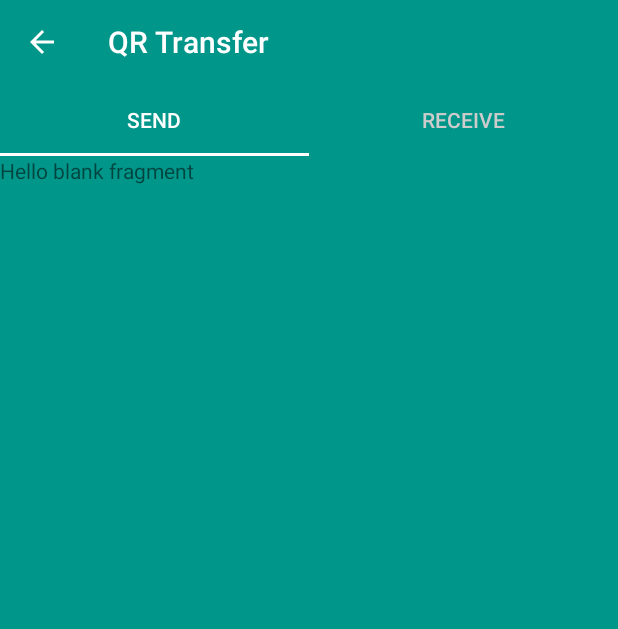
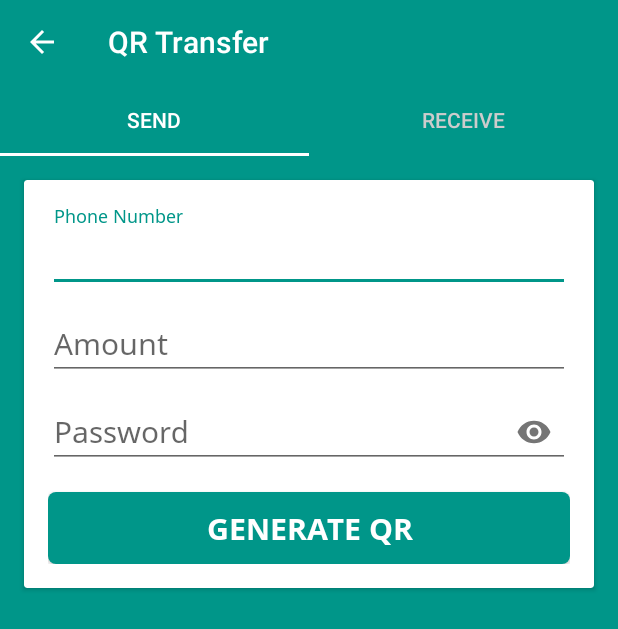
Before and after one commit to mknishad/wallet-android, an Android app: the QrTransferSendFragment screen opened directly, with no data from a screen before it, on a phone screen of 412 x 824 dp. Shown: the top 629 px of the screen. Run offline under Robolectric (Android 15) with nearby library versions, the phone set to English and light mode, and no system bars; our stand-ins replace ButterKnife.

Commit message:
design QrTransferSendFragment

```diff
--- a/app/src/main/res/layout/fragment_qr_transfer_send.xml
+++ b/app/src/main/res/layout/fragment_qr_transfer_send.xml
@@ -1,14 +1,84 @@
 <?xml version="1.0" encoding="utf-8"?>
-<FrameLayout xmlns:android="http://schemas.android.com/apk/res/android"
+<androidx.constraintlayout.widget.ConstraintLayout xmlns:android="http://schemas.android.com/apk/res/android"
+    xmlns:app="http://schemas.android.com/apk/res-auto"
     xmlns:tools="http://schemas.android.com/tools"
     android:layout_width="match_parent"
     android:layout_height="match_parent"
-    tools:context=".ui.fragment.QrTransferSendFragment">
+    android:background="@color/colorPrimary">
 
-    <!-- TODO: Update blank fragment layout -->
-    <TextView
+    <androidx.cardview.widget.CardView
         android:layout_width="match_parent"
-        android:layout_height="match_parent"
-        android:text="@string/hello_blank_fragment" />
+        android:layout_height="wrap_content"
+        android:layout_marginStart="16dp"
+        android:layout_marginTop="16dp"
+        android:layout_marginEnd="16dp"
+        app:layout_constraintEnd_toEndOf="parent"
+        app:layout_constraintStart_toStartOf="parent"
+        app:layout_constraintTop_toTopOf="parent">
 
-</FrameLayout>
+        <LinearLayout
+            android:padding="16dp"
+            android:layout_width="match_parent"
+            android:layout_height="wrap_content"
+            android:orientation="vertical">
+
+            <com.google.android.material.textfield.TextInputLayout
+                android:id="@+id/phoneNumberWrapper"
+                android:layout_width="match_parent"
+                android:layout_height="wrap_content">
+
+                <com.google.android.material.textfield.TextInputEditText
+                    android:inputType="phone"
+                    android:textSize="20sp"
+                    android:fontFamily="@font/noto_sans_regular"
+                    android:hint="@string/phone_number"
+                    android:layout_width="match_parent"
+                    android:layout_height="wrap_content" />
+            </com.google.android.material.textfield.TextInputLayout>
+
+            <com.google.android.material.textfield.TextInputLayout
+                android:id="@+id/amountWrapper"
+                android:layout_width="match_parent"
+                android:layout_height="wrap_content">
+
+                <com.google.android.material.textfield.TextInputEditText
+                    android:inputType="numberDecimal"
+                    android:textSize="20sp"
+                    android:fontFamily="@font/noto_sans_regular"
+                    android:hint="@string/amount"
+                    android:layout_width="match_parent"
+                    android:layout_height="wrap_content" />
+            </com.google.android.material.textfield.TextInputLayout>
+
+            <com.google.android.material.textfield.TextInputLayout
+                android:id="@+id/passwordWrapper"
+                app:passwordToggleEnabled="true"
+                android:layout_width="match_parent"
+                android:layout_height="wrap_content">
+
+                <com.google.android.material.textfield.TextInputEditText
+                    android:inputType="textPassword"
+                    android:textSize="20sp"
+                    android:fontFamily="@font/noto_sans_regular"
+                    android:hint="@string/password"
+                    android:layout_width="match_parent"
+                    android:layout_height="wrap_content" />
+            </com.google.android.material.textfield.TextInputLayout>
+
+            <Button
+                android:id="@+id/transferButton"
+                android:layout_marginTop="16dp"
+                android:background="@drawable/bg_button"
+                android:text="@string/generate_qr"
+                android:textSize="20sp"
+                android:foreground="?android:attr/selectableItemBackground"
+                android:clickable="true"
+                android:focusable="true"
+                android:textColor="@android:color/white"
+                android:fontFamily="@font/noto_sans_bold"
+                android:layout_width="match_parent"
+                android:layout_height="wrap_content" />
+        </LinearLayout>
+    </androidx.cardview.widget.CardView>
+
+</androidx.constraintlayout.widget.ConstraintLayout>
--- a/app/src/main/res/values/strings.xml
+++ b/app/src/main/res/values/strings.xml
@@ -39,4 +39,5 @@
     <string name="hello_blank_fragment">Hello blank fragment</string>
     <string name="send">Send</string>
     <string name="receive">Receive</string>
+    <string name="generate_qr">Generate QR</string>
 </resources>
```
